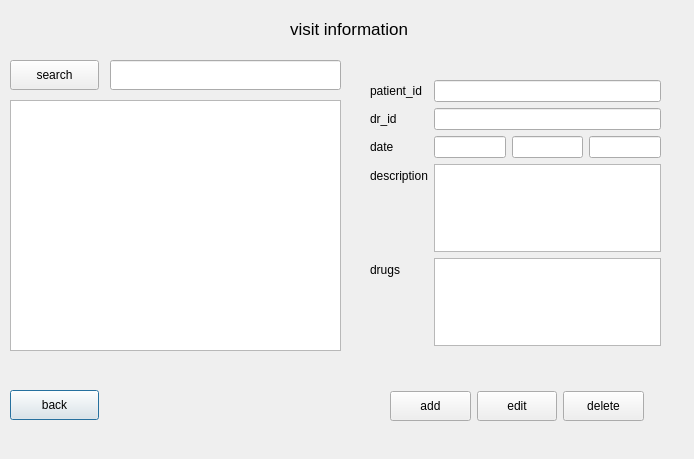
Qt form visitdialog.ui (itsMahdi/clinic) before a commit.
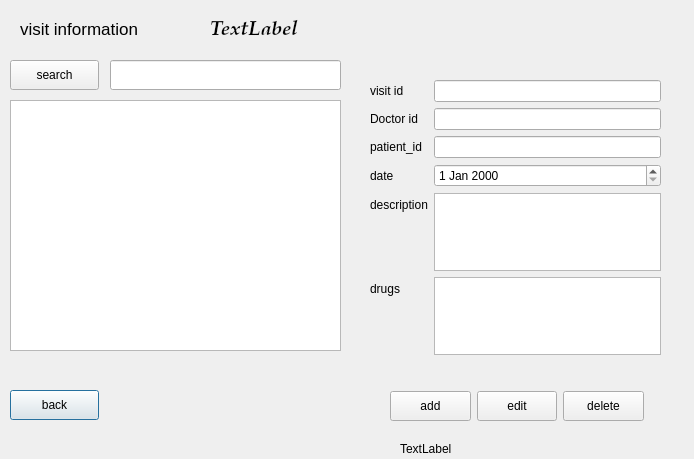
The same form after that commit.

Commit message: alter visit dialog and add 'add' button reception update minor bug fixed

Patch:
```diff
--- a/visitdialog.ui
+++ b/visitdialog.ui
@@ -16,7 +16,7 @@
   <widget class="QLabel" name="label">
    <property name="geometry">
     <rect>
-     <x>290</x>
+     <x>20</x>
      <y>20</y>
      <width>131</width>
      <height>17</height>
@@ -95,25 +95,25 @@
     </size>
    </property>
   </widget>
-  <widget class="QWidget" name="">
+  <widget class="QWidget" name="layoutWidget">
    <property name="geometry">
     <rect>
      <x>370</x>
      <y>80</y>
      <width>291</width>
-     <height>266</height>
+     <height>275</height>
     </rect>
    </property>
    <layout class="QFormLayout" name="formLayout">
-    <item row="1" column="0">
+    <item row="2" column="0">
      <widget class="QLabel" name="label_2">
       <property name="text">
        <string>patient_id</string>
       </property>
      </widget>
     </item>
-    <item row="1" column="1">
-     <widget class="QLineEdit" name="lineEdit_pt_id_visit"/>
+    <item row="2" column="1">
+     <widget class="QLineEdit" name="lineEdit_pid"/>
     </item>
     <item row="3" column="0">
      <widget class="QLabel" name="label_3">
@@ -125,13 +125,7 @@
     <item row="3" column="1">
      <layout class="QHBoxLayout" name="horizontalLayout">
       <item>
-       <widget class="QLineEdit" name="lineEdit_date_visit_year"/>
-      </item>
-      <item>
-       <widget class="QLineEdit" name="lineEdit_visit_month"/>
-      </item>
-      <item>
-       <widget class="QLineEdit" name="lineEdit_visit_day_2"/>
+       <widget class="QDateEdit" name="dateEdit"/>
       </item>
      </layout>
     </item>
@@ -155,19 +149,29 @@
     <item row="5" column="1">
      <widget class="QTextEdit" name="textEdit_drug"/>
     </item>
-    <item row="2" column="0">
+    <item row="1" column="0">
      <widget class="QLabel" name="label_6">
       <property name="text">
-       <string>dr_id</string>
+       <string>Doctor id</string>
       </property>
      </widget>
     </item>
-    <item row="2" column="1">
-     <widget class="QLineEdit" name="lineEdit_dr_id_visit"/>
+    <item row="0" column="0">
+     <widget class="QLabel" name="label_7">
+      <property name="text">
+       <string>visit id</string>
+      </property>
+     </widget>
+    </item>
+    <item row="1" column="1">
+     <widget class="QLineEdit" name="lineEdit_did"/>
+    </item>
+    <item row="0" column="1">
+     <widget class="QLineEdit" name="lineEdit_vid"/>
     </item>
    </layout>
   </widget>
-  <widget class="QWidget" name="">
+  <widget class="QWidget" name="layoutWidget">
    <property name="geometry">
     <rect>
      <x>390</x>
@@ -218,6 +222,41 @@
     </item>
    </layout>
   </widget>
+  <widget class="QLabel" name="label_welcome">
+   <property name="geometry">
+    <rect>
+     <x>210</x>
+     <y>10</y>
+     <width>261</width>
+     <height>41</height>
+    </rect>
+   </property>
+   <property name="font">
+    <font>
+     <family>URW Palladio L</family>
+     <pointsize>15</pointsize>
+     <weight>75</weight>
+     <italic>true</italic>
+     <bold>true</bold>
+    </font>
+   </property>
+   <property name="text">
+    <string>TextLabel</string>
+   </property>
+  </widget>
+  <widget class="QLabel" name="label_status">
+   <property name="geometry">
+    <rect>
+     <x>400</x>
+     <y>440</y>
+     <width>201</width>
+     <height>17</height>
+    </rect>
+   </property>
+   <property name="text">
+    <string>TextLabel</string>
+   </property>
+  </widget>
  </widget>
  <resources/>
  <connections/>
```
The commit also changes 7 other files.
